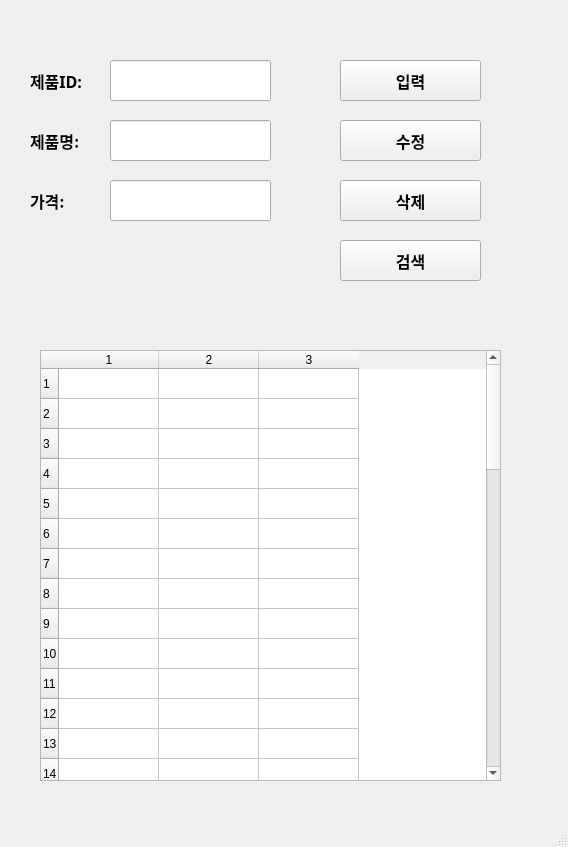
Qt form ProductList.ui (skkim516/python241118) before a commit.
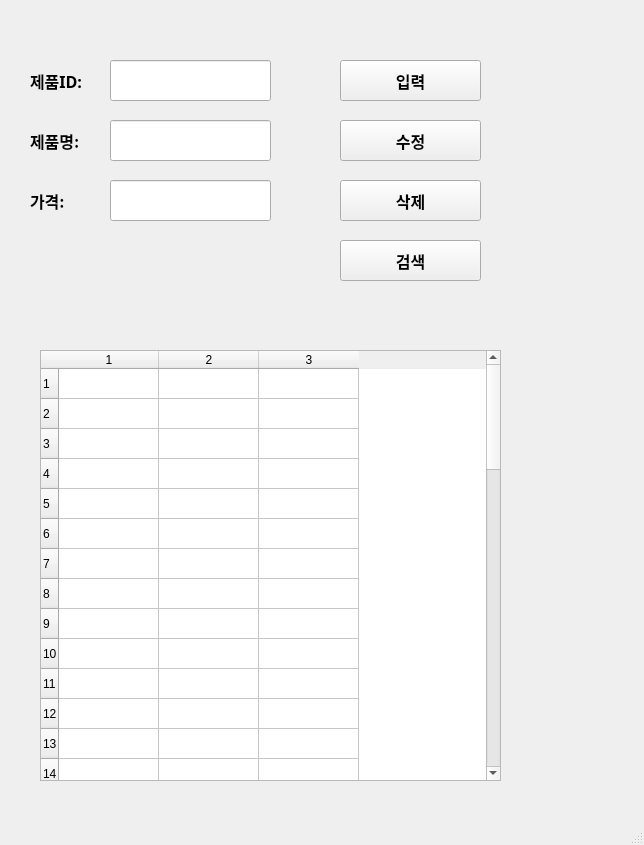
The same form after that commit.

```diff
--- a/ProductList.ui
+++ b/ProductList.ui
@@ -6,8 +6,8 @@
    <rect>
     <x>0</x>
     <y>0</y>
-    <width>568</width>
-    <height>847</height>
+    <width>644</width>
+    <height>845</height>
    </rect>
   </property>
   <property name="windowTitle">
```
Left out of the diff: 2 changed lines with no effect on the pictures.
